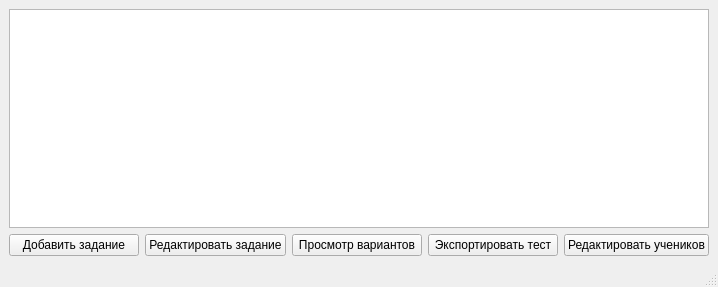
Qt form main_window.ui (asaldele1/quizcraft) before a commit.
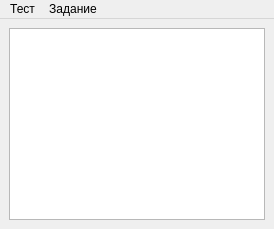
The same form after that commit.

What changed in the file:
```diff
--- a/main_window.ui
+++ b/main_window.ui
@@ -2,14 +2,6 @@
 <ui version="4.0">
  <class>MainWindow</class>
  <widget class="QMainWindow" name="MainWindow">
-  <property name="geometry">
-   <rect>
-    <x>0</x>
-    <y>0</y>
-    <width>718</width>
-    <height>287</height>
-   </rect>
-  </property>
   <property name="windowTitle">
    <string>Управление заданиями</string>
   </property>
@@ -25,45 +17,6 @@
       </property>
      </widget>
     </item>
-    <item>
-     <layout class="QHBoxLayout" name="horizontalLayout">
-      <item>
-       <widget class="QPushButton" name="btnAddAssignment">
-        <property name="text">
-         <string>Добавить задание</string>
-        </property>
-       </widget>
-      </item>
-      <item>
-       <widget class="QPushButton" name="btnEditAssignment">
-        <property name="text">
-         <string>Редактировать задание</string>
-        </property>
-       </widget>
-      </item>
-      <item>
-       <widget class="QPushButton" name="btnViewVariants">
-        <property name="text">
-         <string>Просмотр вариантов</string>
-        </property>
-       </widget>
-      </item>
-      <item>
-       <widget class="QPushButton" name="btnExportTest">
-        <property name="text">
-         <string>Экспортировать тест</string>
-        </property>
-       </widget>
-      </item>
-      <item>
-       <widget class="QPushButton" name="btnManageStudents">
-        <property name="text">
-         <string>Редактировать учеников</string>
-        </property>
-       </widget>
-      </item>
-     </layout>
-    </item>
    </layout>
   </widget>
   <widget class="QMenuBar" name="menubar">
@@ -71,12 +24,58 @@
     <rect>
      <x>0</x>
      <y>0</y>
-     <width>718</width>
+     <width>274</width>
      <height>22</height>
     </rect>
    </property>
+   <widget class="QMenu" name="menu_test">
+    <property name="title">
+     <string>Тест</string>
+    </property>
+    <addaction name="action_select_test"/>
+    <addaction name="action_export_pdf"/>
+   </widget>
+   <widget class="QMenu" name="menu_assignment">
+    <property name="title">
+     <string>Задание</string>
+    </property>
+    <addaction name="action_add_assignment"/>
+    <addaction name="action_edit_assignment"/>
+    <addaction name="action_delete_assignment"/>
+   </widget>
+   <addaction name="menu_test"/>
+   <addaction name="menu_assignment"/>
   </widget>
-  <widget class="QStatusBar" name="statusbar"/>
+  <action name="action_add_assignment">
+   <property name="text">
+    <string>Добавить задание</string>
+   </property>
+  </action>
+  <action name="action_add_test">
+   <property name="text">
+    <string>Создать тест</string>
+   </property>
+  </action>
+  <action name="action_select_test">
+   <property name="text">
+    <string>Выбрать тест</string>
+   </property>
+  </action>
+  <action name="action_edit_assignment">
+   <property name="text">
+    <string>Редактировать задание</string>
+   </property>
+  </action>
+  <action name="action_export_pdf">
+   <property name="text">
+    <string>Экспортировать в .pdf</string>
+   </property>
+  </action>
+  <action name="action_delete_assignment">
+   <property name="text">
+    <string>Удалить задание</string>
+   </property>
+  </action>
  </widget>
  <resources/>
  <connections/>
```
